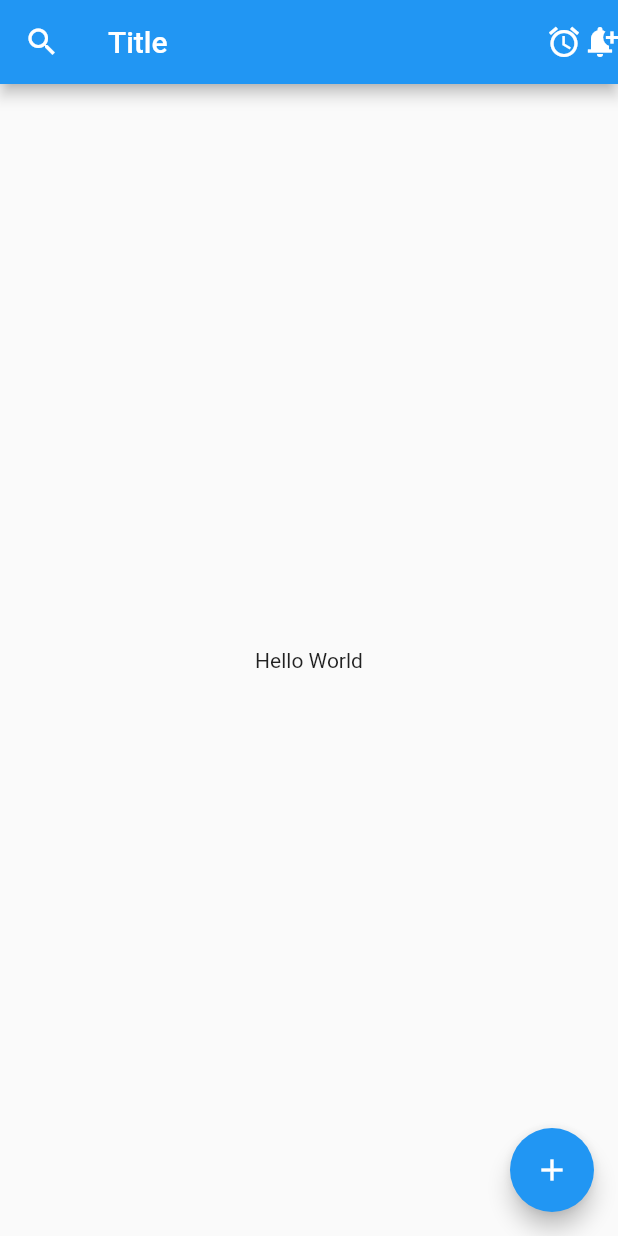
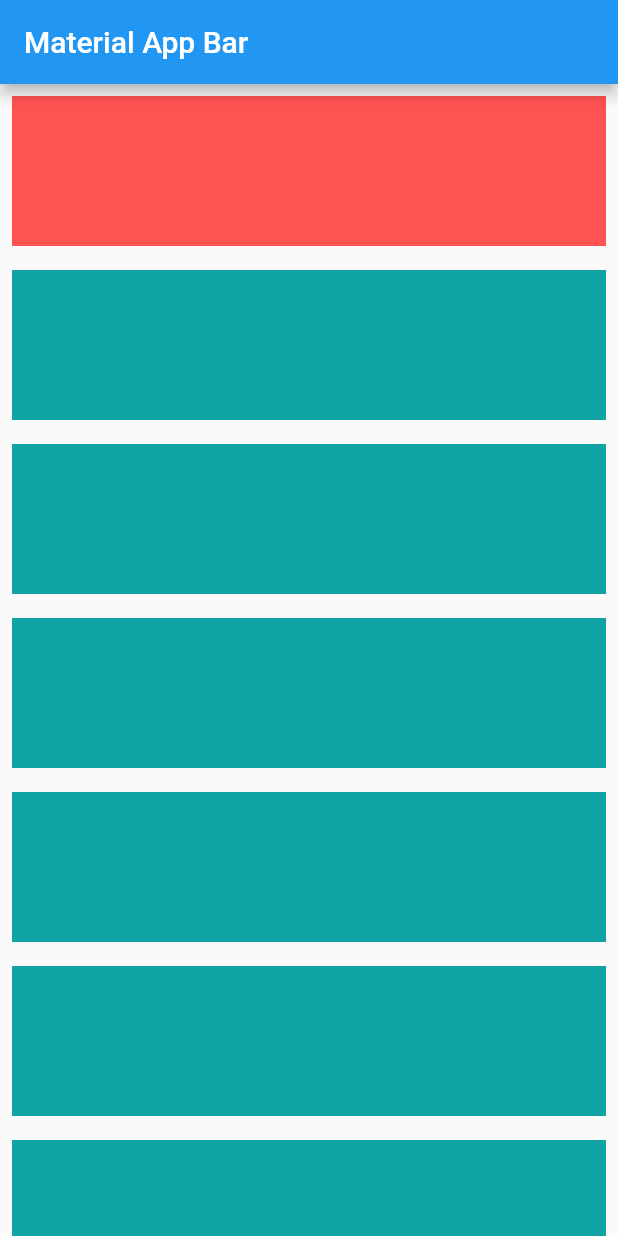
Before and after one commit to Arafat6462/Flutter, a Flutter app: the screen it shows after launch, on a phone screen of 412 x 824 dp. Run offline on Flutter 3.47's test engine with Material 2 defaults, Android fonts, the phone set to English and light mode, and no system bars; our stand-ins replace velocity_x; missing offline and left inert: chat_gpt_sdk.

Commit message:
ListView

```diff
--- a/hello_app/lib/main.dart
+++ b/hello_app/lib/main.dart
@@ -1,4 +1,5 @@
 import 'package:flutter/material.dart';
+import 'package:hello_app/widgets/list_item.dart';
 
 void main() => runApp(const MyApp());
 
@@ -11,16 +12,39 @@ class MyApp extends StatelessWidget {
       title: 'Material App',
       home: Scaffold(
         appBar: AppBar(
-          leading: const Icon(Icons.search),
-          title: const Text('Title'),
-          actions: const [Icon(Icons.alarm), Icon(Icons.notification_add)],
+          title: const Text('Material App Bar'),
         ),
-        floatingActionButton: FloatingActionButton(
-          onPressed: () {},
-          child: Icon(Icons.add),
-        ),
-        body: const Center(
-          child: Text('Hello World'),
+        body: Container(
+          height: double.infinity,
+          width: double.infinity,
+          child: ListView(
+            children: [
+              Padding(
+                padding: EdgeInsets.all(8.0),
+                child: Container(
+                  width: double.infinity,
+                  height: 100.0,
+                  color: Colors.redAccent,
+                ),
+              ),
+              ListItem(),
+              ListItem(),
+              ListItem(),
+              ListItem(),
+              ListItem(),
+              ListItem(),
+              ListItem(),
+              ListItem(),
+              ListItem(),
+              ListItem(),
+              ListItem(),
+              ListItem(),
+              ListItem(),
+              ListItem(),
+              ListItem(),
+              ListItem(),
+            ],
+          ),
         ),
       ),
     );
--- /dev/null
+++ b/hello_app/lib/widgets/list_item.dart
@@ -0,0 +1,17 @@
+import 'package:flutter/material.dart';
+
+class ListItem extends StatelessWidget {
+  const ListItem({super.key});
+
+  @override
+  Widget build(BuildContext context) {
+    return Padding(
+      padding: EdgeInsets.all(8.0),
+      child: Container(
+        width: double.infinity,
+        height: 100.0,
+        color: Color.fromARGB(255, 16, 163, 163),
+      ),
+    );
+  }
+}
```
